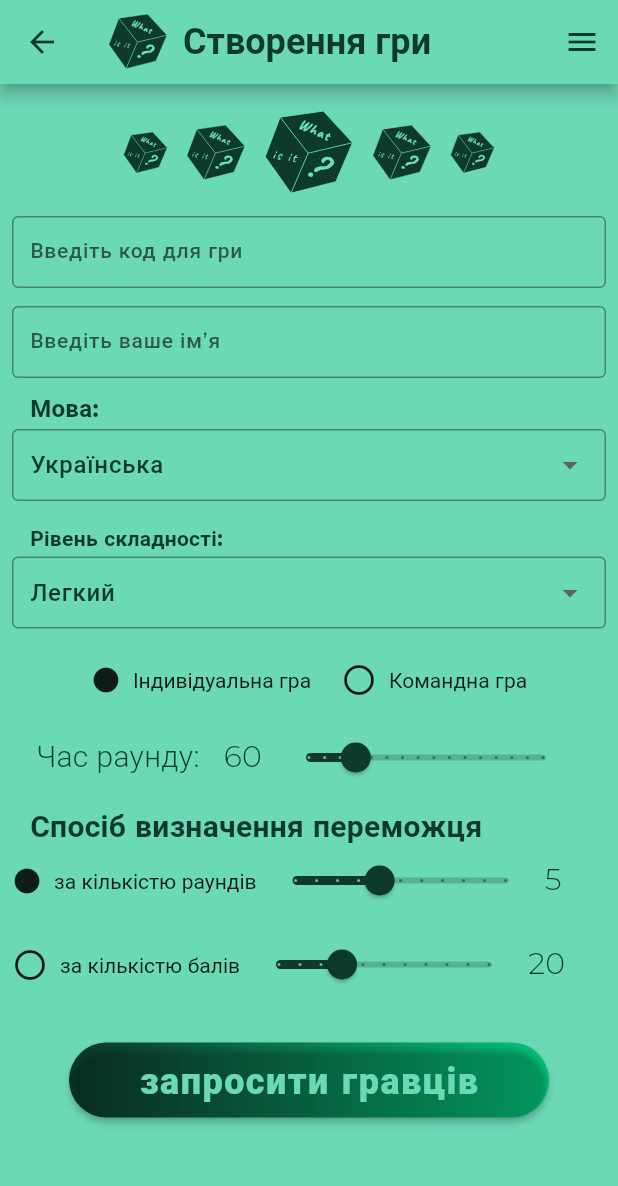
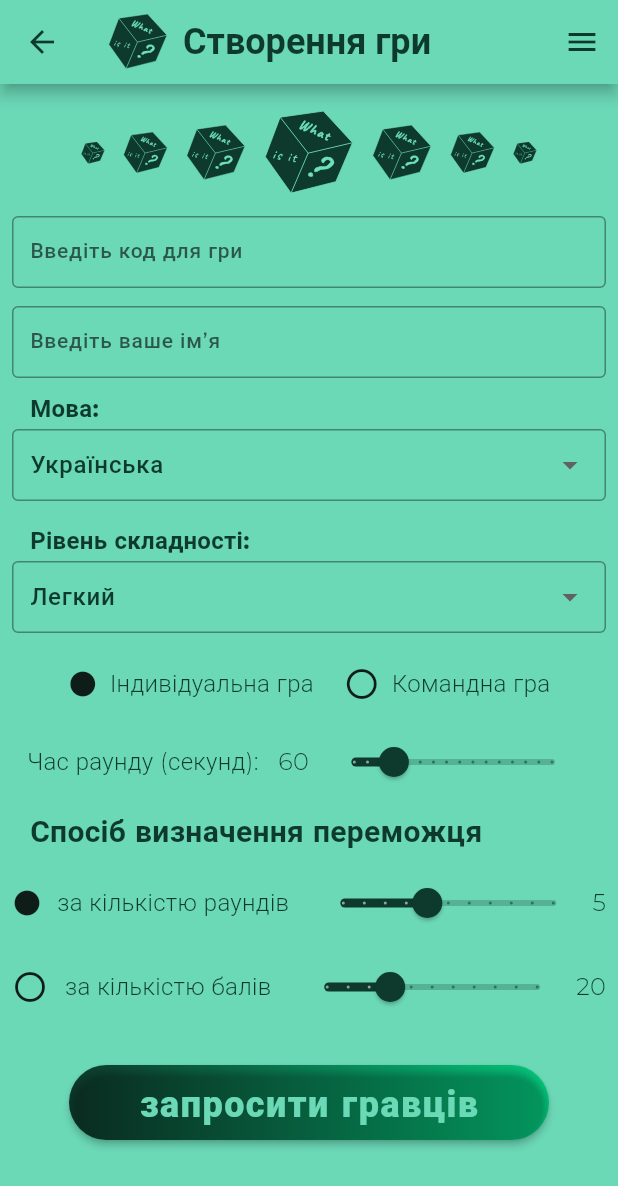
Before and after one commit to yutaDV/wordplay, a Flutter app: the screen it shows after launch, on a phone screen of 412 x 824 dp. Shown: the top 1186 px of the screen. Run offline on Flutter 3.47's test engine with Material 2 defaults, Android fonts, the phone set to English and light mode, and no system bars; our stand-ins replace cloud_firestore, firebase_core, flutter_bloc, flutter_svg; accounts and stored records are empty; generated files the repository leaves out were written again; project files that could hold a hidden picture were left out.

Commit message:
create game ok

```diff
--- a/lib/features/create_game_page/create_game_page.dart
+++ b/lib/features/create_game_page/create_game_page.dart
@@ -4,7 +4,7 @@ import 'package:wordplay/features/create_game_page/widget/language_selection.dar
 import 'package:wordplay/features/create_game_page/widget/difficulty_selection.dart';
 import 'package:wordplay/features/create_game_page/widget/winner_selection.dart'; // Додано імпорт нового віджета
 import 'package:wordplay/ui/widget/app_bar.dart';
-import 'package:wordplay/ui/widget/logo.dart';
+import 'package:wordplay/ui/widget/logo_row.dart';
 import 'package:wordplay/ui/widget/main_button.dart';
 import '../../generated/l10n.dart';
 
@@ -48,20 +48,7 @@ class _CreateGamePageState extends State<CreateGamePage> {
             crossAxisAlignment: CrossAxisAlignment.start,
             children: [
               const SizedBox(height: 8),
-              const Row(
-                mainAxisAlignment: MainAxisAlignment.center,
-                children: [
-                  Logo(size: 30),
-                  SizedBox(width: 12),
-                  Logo(size: 40),
-                  SizedBox(width: 12),
-                  Logo(size: 60),
-                  SizedBox(width: 12),
-                  Logo(size: 40),
-                  SizedBox(width: 12),
-                  Logo(size: 30),
-                ],
-              ),
+              const LogoRow(),
               const SizedBox(height: 12),
               TextFormField(
                 style: const TextStyle(fontSize: 14),
@@ -95,12 +82,12 @@ class _CreateGamePageState extends State<CreateGamePage> {
               ),
               const SizedBox(height: 16),
               Padding(
-                padding: const EdgeInsets.symmetric(horizontal: 16.0),
+                padding: const EdgeInsets.symmetric(horizontal: 10.0),
                 child: Row(
                   children: [
                     Text(
                       '${S.of(context).roundTime}:   ${roundTime.toInt()} ',
-                      style: Theme.of(context).textTheme.titleSmall,
+                      style: Theme.of(context).textTheme.bodyMedium,
                     ),
                     Expanded(
                       child: Slider(
@@ -130,6 +117,7 @@ class _CreateGamePageState extends State<CreateGamePage> {
                   ),
                 ),
               ),
+              const SizedBox(height: 12),
               WinnerSelection(
                 isByAttempts: isByAttempts,
                 onWinnerTypeChanged: (value) {
--- a/lib/features/create_game_page/widget/difficulty_selection.dart
+++ b/lib/features/create_game_page/widget/difficulty_selection.dart
@@ -16,9 +16,8 @@ class DifficultySelection extends StatelessWidget {
           padding: const EdgeInsets.only(left: 12.0),
           child: Text(
             S.of(context).difficulty,
-            style: Theme.of(context).textTheme.titleSmall?.copyWith(
+            style: Theme.of(context).textTheme.bodyMedium?.copyWith(
               fontWeight: FontWeight.bold,
-              fontSize: 14,
             ),
           ),
         ),
--- a/lib/features/create_game_page/widget/language_selection.dart
+++ b/lib/features/create_game_page/widget/language_selection.dart
@@ -16,9 +16,8 @@ class LanguageSelection extends StatelessWidget {
           padding: const EdgeInsets.only(left: 12.0),
           child: Text(
             S.of(context).language,
-            style: Theme.of(context).textTheme.titleSmall?.copyWith(
+            style: Theme.of(context).textTheme.bodyMedium?.copyWith(
               fontWeight: FontWeight.bold,
-              fontSize: 16,
             ),
           ),
         ),
--- a/lib/features/create_game_page/widget/winner_selection.dart
+++ b/lib/features/create_game_page/widget/winner_selection.dart
@@ -25,7 +25,7 @@ class WinnerSelection extends StatelessWidget {
       mainAxisAlignment: MainAxisAlignment.center,
       children: [
         Row(
-          mainAxisAlignment: MainAxisAlignment.center,
+          mainAxisAlignment: MainAxisAlignment.spaceBetween,
           children: [
             GestureDetector(
               onTap: () {
@@ -36,10 +36,8 @@ class WinnerSelection extends StatelessWidget {
                 size: 20.0,
               ),
             ),
-            const SizedBox(width: 8),
             Text(S.of(context).byAttempts),
-            Expanded(
-              child: Row(
+            Row(
               children: [
                 Slider(
                   value: attemptsValue,
@@ -49,15 +47,17 @@ class WinnerSelection extends StatelessWidget {
                   label: attemptsValue.round().toString(),
                   onChanged: onAttemptsChanged,
                 ),
-                  Text('${attemptsValue.round()}', style: Theme.of(context).textTheme.titleSmall),
+                Text(
+                  '${attemptsValue.round()}',
+                  style: Theme.of(context).textTheme.bodyMedium,
+                ),
               ],
-              ),
             ),
           ],
         ),
         const SizedBox(height: 8),
         Row(
-          mainAxisAlignment: MainAxisAlignment.center,
+          mainAxisAlignment: MainAxisAlignment.spaceBetween,
           children: [
             GestureDetector(
               onTap: () {
@@ -68,10 +68,8 @@ class WinnerSelection extends StatelessWidget {
                 size: 24.0,
               ),
             ),
-            const SizedBox(width: 8),
             Text(S.of(context).byGuessedWords),
-            Expanded(
-              child: Row(
+            Row(
               children: [
                 Slider(
                   value: wordsValue,
@@ -81,10 +79,11 @@ class WinnerSelection extends StatelessWidget {
                   label: wordsValue.round().toString(),
                   onChanged: onWordsChanged,
                 ),
-                  Text('${wordsValue.round()}', style: Theme.of(context).textTheme.titleSmall),
-
+                Text(
+                  '${wordsValue.round()}',
+                  style: Theme.of(context).textTheme.bodyMedium,
+                ),
               ],
-              ),
             ),
           ],
         ),
--- a/lib/l10n/intl_en.arb
+++ b/lib/l10n/intl_en.arb
@@ -31,7 +31,7 @@
   "individual": "Individual",
   "gameType": "Game type:",
   "teamGame": "Team game",
-  "roundTime": "Round time",
+  "roundTime": "Round time (seconds)",
   "byGuessedWords": "number of points",
   "byAttempts": "number of rounds",
   "methodWinner": "Method of determining the winner"
--- a/lib/l10n/intl_uk.arb
+++ b/lib/l10n/intl_uk.arb
@@ -31,7 +31,7 @@
   "individual": "Індивідуальна гра",
   "gameType": "Тип гри:",
   "teamGame": "Командна гра",
-  "roundTime": "Час раунду",
+  "roundTime": "Час раунду (секунд)",
   "byGuessedWords": "за кількістю балів",
   "byAttempts": "за кількістю раундів",
   "methodWinner": "Спосіб визначення переможця"
--- a/lib/themes/theme.dart
+++ b/lib/themes/theme.dart
@@ -24,6 +24,8 @@ class AppThemes {
     titleLarge: TextStyle(fontSize: 48.0, fontWeight: FontWeight.w900, color: _lightPrimaryColor,  letterSpacing: 1, height: 1.3,),
     titleMedium: TextStyle(fontSize: 26.0, fontWeight: FontWeight.w500,  color: _lightPrimaryColor,  letterSpacing: 0.5, height: 1.2,),
     titleSmall: TextStyle(fontSize: 20.0, fontWeight: FontWeight.w300, color: _lightPrimaryColor,  letterSpacing: 0.2, height: 1.1,),
+    bodyMedium: TextStyle(fontSize: 16.0, fontWeight: FontWeight.w300, color: _lightPrimaryColor,  letterSpacing: 0.2, height: 1.1,),
+    bodySmall: TextStyle(fontSize: 12.0, fontWeight: FontWeight.w300, color: _lightPrimaryColor,  letterSpacing: 0.2, height: 1.1,),
     labelLarge: TextStyle(fontSize: 24.0, fontWeight: FontWeight.w900, color: _lightBackgroundColor,  letterSpacing: 1, height: 1.3,),
     labelMedium: TextStyle(fontSize: 20.0, fontWeight: FontWeight.w500, color: _lightBackgroundColor,  letterSpacing: 0.5, height: 1.2,),
     labelSmall: TextStyle(fontSize: 16.0, fontWeight: FontWeight.w300, color: _lightBackgroundColor,  letterSpacing: 0.2, height: 1.1,),
@@ -79,6 +81,8 @@ class AppThemes {
     titleLarge: TextStyle(fontSize: 48.0, fontWeight: FontWeight.w900, color: _darkPrimaryColor,  letterSpacing: 1, height: 1.3,),
     titleMedium: TextStyle(fontSize: 26.0, fontWeight: FontWeight.w500,  color: _darkPrimaryColor,  letterSpacing: 0.5, height: 1.2,),
     titleSmall: TextStyle(fontSize: 20.0, fontWeight: FontWeight.w300, color: _darkPrimaryColor,  letterSpacing: 0.2, height: 1.1,),
+    bodyMedium: TextStyle(fontSize: 16.0, fontWeight: FontWeight.w300, color: _darkPrimaryColor,  letterSpacing: 0.2, height: 1.1,),
+    bodySmall: TextStyle(fontSize: 20.0, fontWeight: FontWeight.w300, color: _darkPrimaryColor,  letterSpacing: 0.2, height: 1.1,),
     labelLarge: TextStyle(fontSize: 24.0, fontWeight: FontWeight.w900, color: _darkBackgroundColor,  letterSpacing: 1, height: 1.3,),
     labelMedium: TextStyle(fontSize: 20.0, fontWeight: FontWeight.w500, color: _darkBackgroundColor,  letterSpacing: 0.5, height: 1.2,),
     labelSmall: TextStyle(fontSize: 16.0, fontWeight: FontWeight.w300, color: _darkBackgroundColor,  letterSpacing: 0.2, height: 1.1,),
--- /dev/null
+++ b/lib/ui/widget/logo_row.dart
@@ -0,0 +1,28 @@
+import 'package:flutter/material.dart';
+import 'package:wordplay/ui/widget/logo.dart';
+
+class LogoRow extends StatelessWidget {
+  const LogoRow({Key? key}) : super(key: key);
+
+  @override
+  Widget build(BuildContext context) {
+    return const Row(
+      mainAxisAlignment: MainAxisAlignment.center,
+      children: [
+        Logo(size: 16),
+        SizedBox(width: 12),
+        Logo(size: 30),
+        SizedBox(width: 12),
+        Logo(size: 40),
+        SizedBox(width: 12),
+        Logo(size: 60),
+        SizedBox(width: 12),
+        Logo(size: 40),
+        SizedBox(width: 12),
+        Logo(size: 30),
+        SizedBox(width: 12),
+        Logo(size: 16),
+      ],
+    );
+  }
+}
```
Lines whose indentation alone changed are shown as unchanged.
